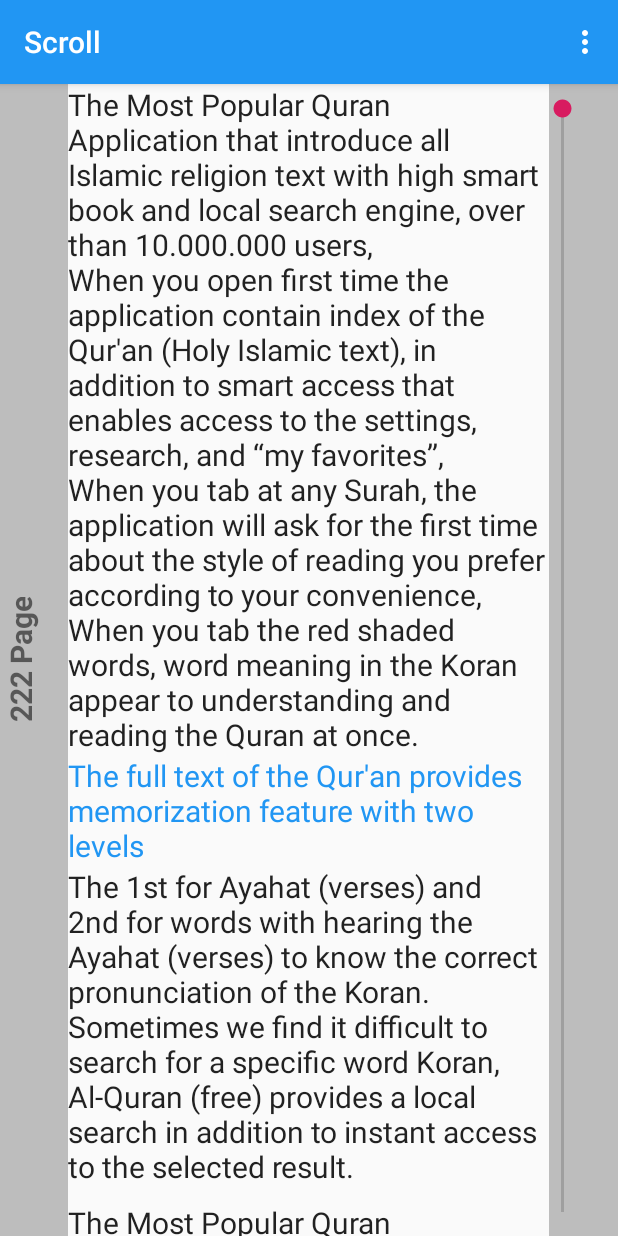
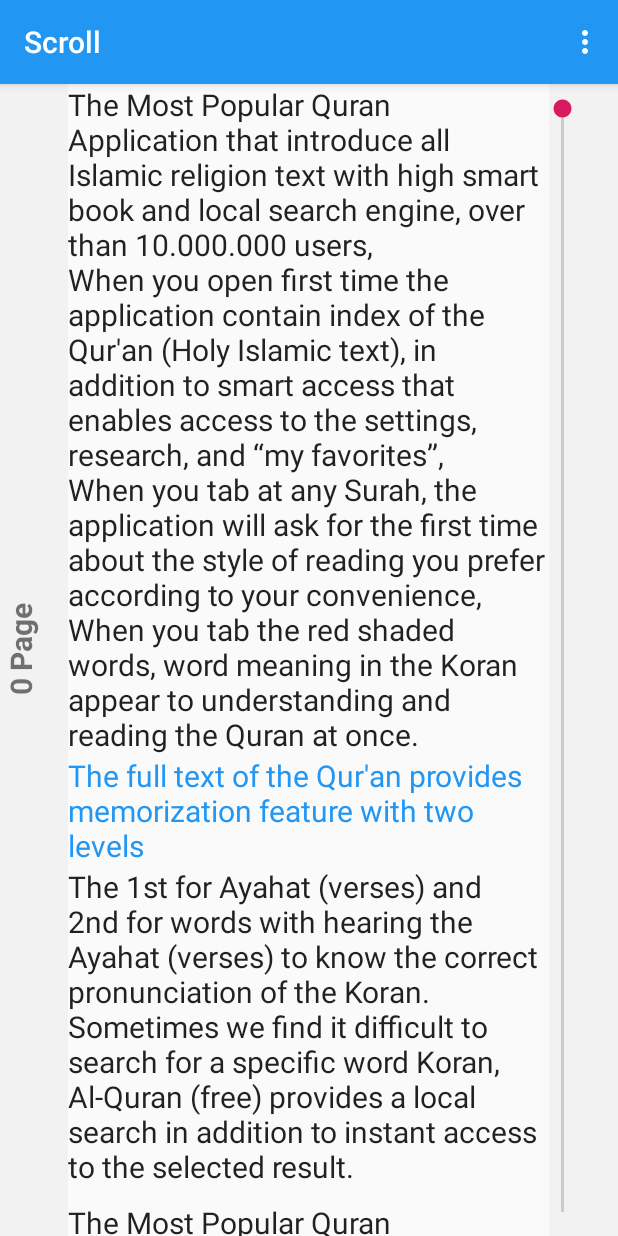
Before and after one commit to HongSonMTA/AIQuran, an Android app: the ScrollActivity screen opened directly, with no data from a screen before it, on a phone screen of 412 x 824 dp. Run offline under Robolectric (Android 15) with nearby library versions, the phone set to English and light mode, and no system bars; our stand-ins replace data binding.

Commit message:
update Scroll
update Scroll

```diff
--- a/AIQuran/app/src/main/java/com/example/aiquran/aiquran/activities/ScrollActivity.java
+++ b/AIQuran/app/src/main/java/com/example/aiquran/aiquran/activities/ScrollActivity.java
@@ -45,7 +45,6 @@ public class ScrollActivity extends AppCompatActivity implements ScrollAdapter.I
         adapter = new ScrollAdapter(this, book);
         binding.lvContentBook.setAdapter(adapter);
         adapter.setCallBack(this);
-        // binding.lvContentBook.scrollToPosition(3);
         binding.seekBar.setMax(book.getPages().size());
         binding.lvContentBook.setOnScrollListener(new RecyclerView.OnScrollListener() {
             @Override
@@ -57,20 +56,17 @@ public class ScrollActivity extends AppCompatActivity implements ScrollAdapter.I
             @Override
             public void onScrolled(@NonNull RecyclerView recyclerView, int dx, int dy) {
                 super.onScrolled(recyclerView, dx, dy);
-                overallXScrol = overallXScrol + dy;
-
-                Log.e("check", "overall->" + overallXScrol);
+                int rvHeight = recyclerView.getHeight();
+                int offset = recyclerView.computeVerticalScrollOffset();
+                int page = offset / rvHeight;
+                Log.e("check", "page: " + page);
+                binding.txtPage.setText(page + " Page ");
             }
         });
         binding.seekBar.setOnSeekBarChangeListener(new SeekBar.OnSeekBarChangeListener() {
             @Override
             public void onProgressChanged(SeekBar seekBar, int progress, boolean fromUser) {
                 binding.lvContentBook.scrollToPosition(progress);
-                //  binding.lvContentBook.
-//                binding.txtPage.setText()
-                // binding.lvContentBook.get
-                // binding.lvContentBook.smoothScrollToPosition(progress);
-                // Toast.makeText(ScrollActivity.this,"123123",Toast.LENGTH_LONG).show();
             }
 
             @Override
--- a/AIQuran/app/src/main/res/layout/activity_scrolling.xml
+++ b/AIQuran/app/src/main/res/layout/activity_scrolling.xml
@@ -9,7 +9,7 @@
             android:layout_weight="1"
             android:layout_width="0dp"
             android:layout_height="match_parent"
-            android:background="@color/colorGray">
+            android:background="#50E0E0E0">
             <RelativeLayout
                 android:layout_width="match_parent"
                 android:layout_height="match_parent">
@@ -41,7 +41,7 @@
             android:layout_weight="1"
             android:layout_width="0dp"
             android:layout_height="match_parent"
-            android:background="@color/colorGray">
+            android:background="#50E0E0E0">
             <com.example.aiquran.aiquran.views.VerticalSeekBar
                 android:id="@+id/seek_bar"
                 android:layout_width="wrap_content"
```
